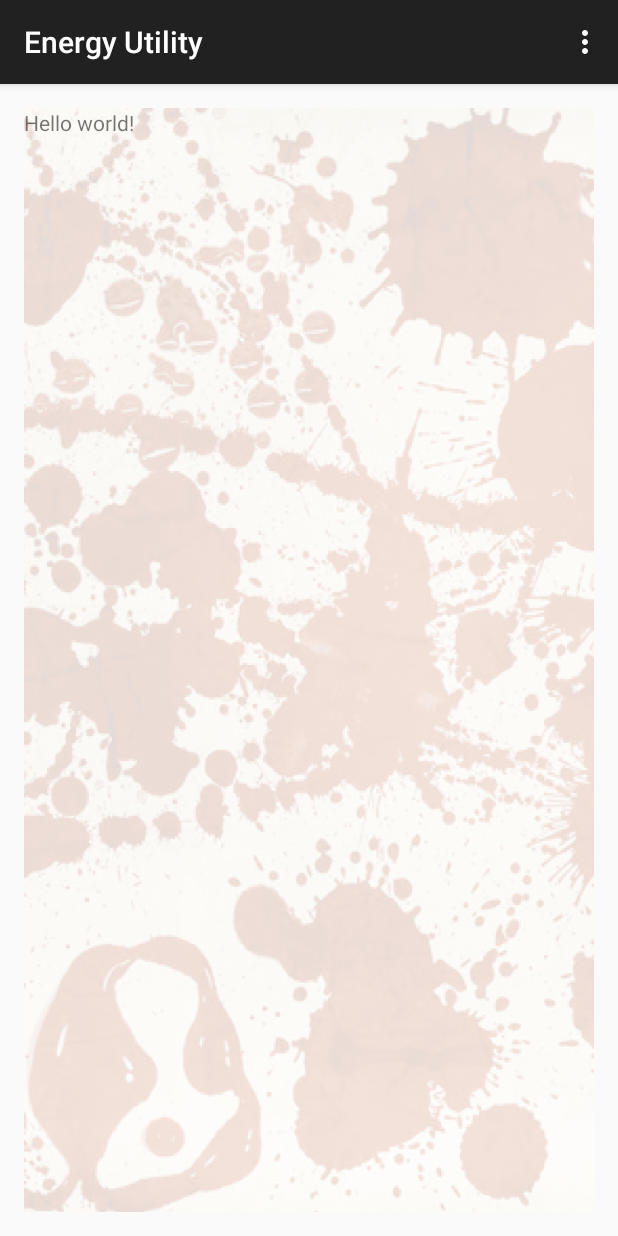
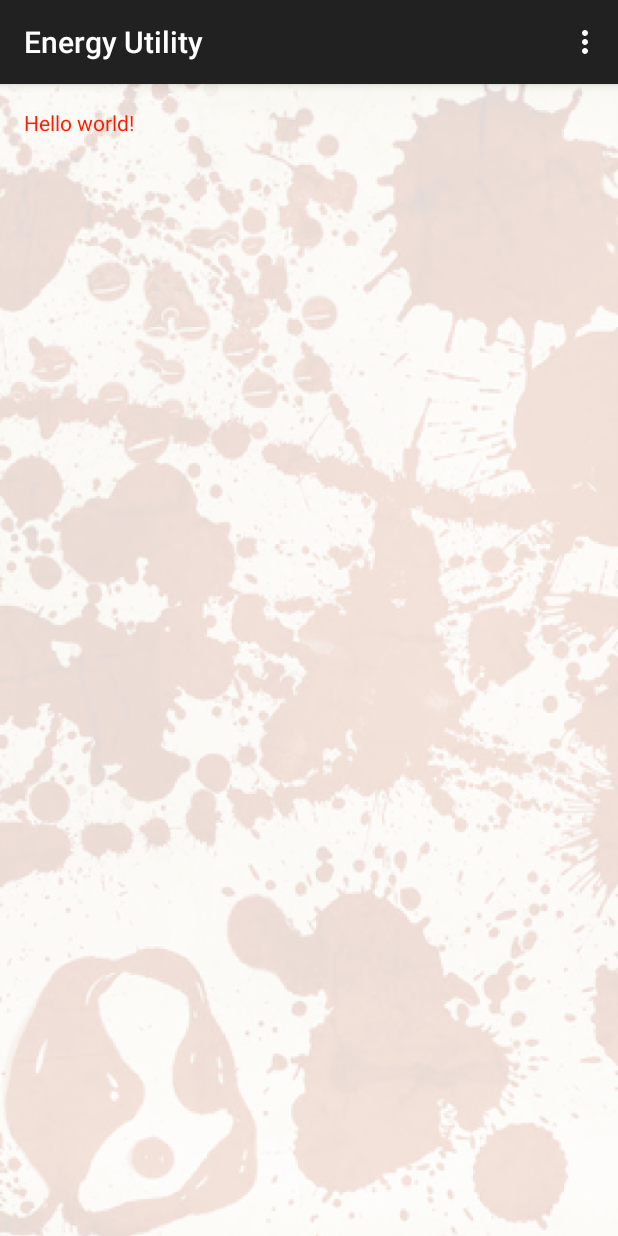
Before and after one commit to TidalWings/Energy_Utility, an Android app: the screen it shows after launch (MainActivity), on a phone screen of 412 x 824 dp. Run offline under Robolectric (Android 15) with nearby library versions, the phone set to English and light mode, and no system bars.

Commit message:
Changed Splatter Background to Screen instead of Text

```diff
--- a/app/src/main/res/layout/activity_main.xml
+++ b/app/src/main/res/layout/activity_main.xml
@@ -3,10 +3,11 @@
     android:layout_height="match_parent" android:paddingLeft="@dimen/activity_horizontal_margin"
     android:paddingRight="@dimen/activity_horizontal_margin"
     android:paddingTop="@dimen/activity_vertical_margin"
-    android:paddingBottom="@dimen/activity_vertical_margin" tools:context=".MainActivity">
+    android:paddingBottom="@dimen/activity_vertical_margin" tools:context=".MainActivity"
+    android:background="@drawable/SplatterBackground">
 
     <TextView android:text="@string/hello_world" android:layout_width="wrap_content"
         android:layout_height="wrap_content"
-        android:background="@drawable/SplatterBackground" />
+        android:textColor="#ffff1b00" />
 
 </RelativeLayout>
```
